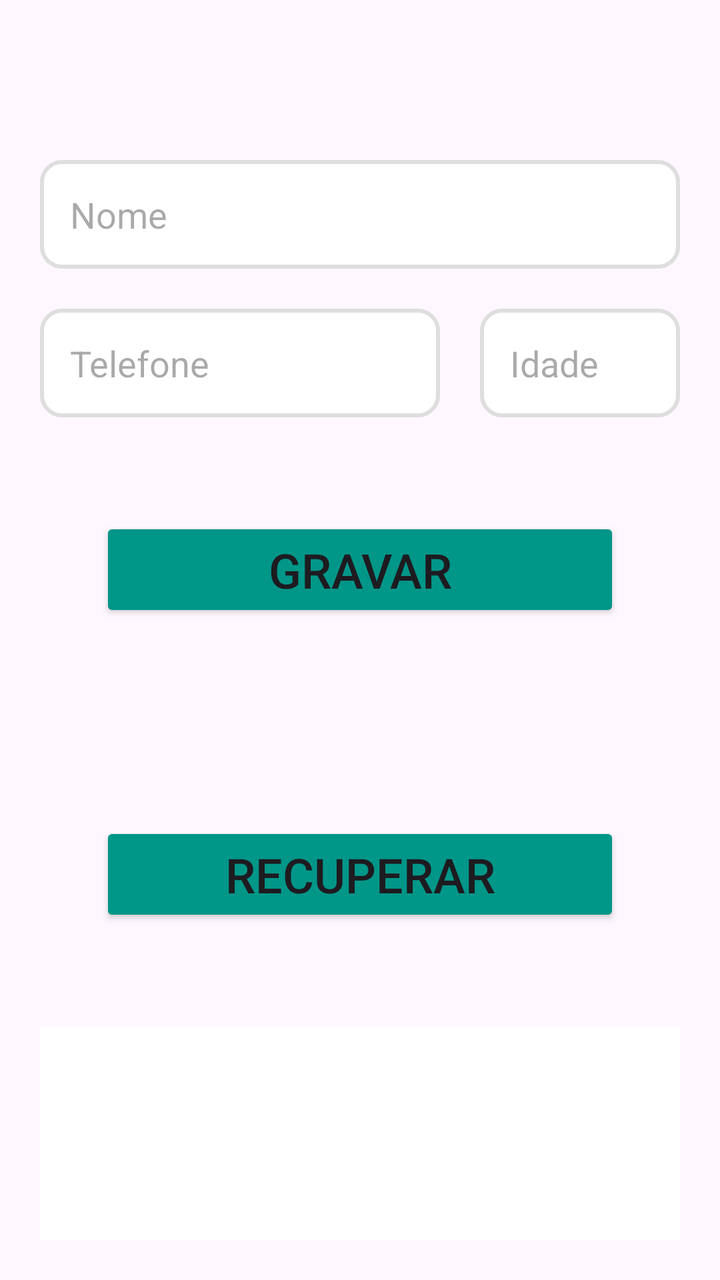
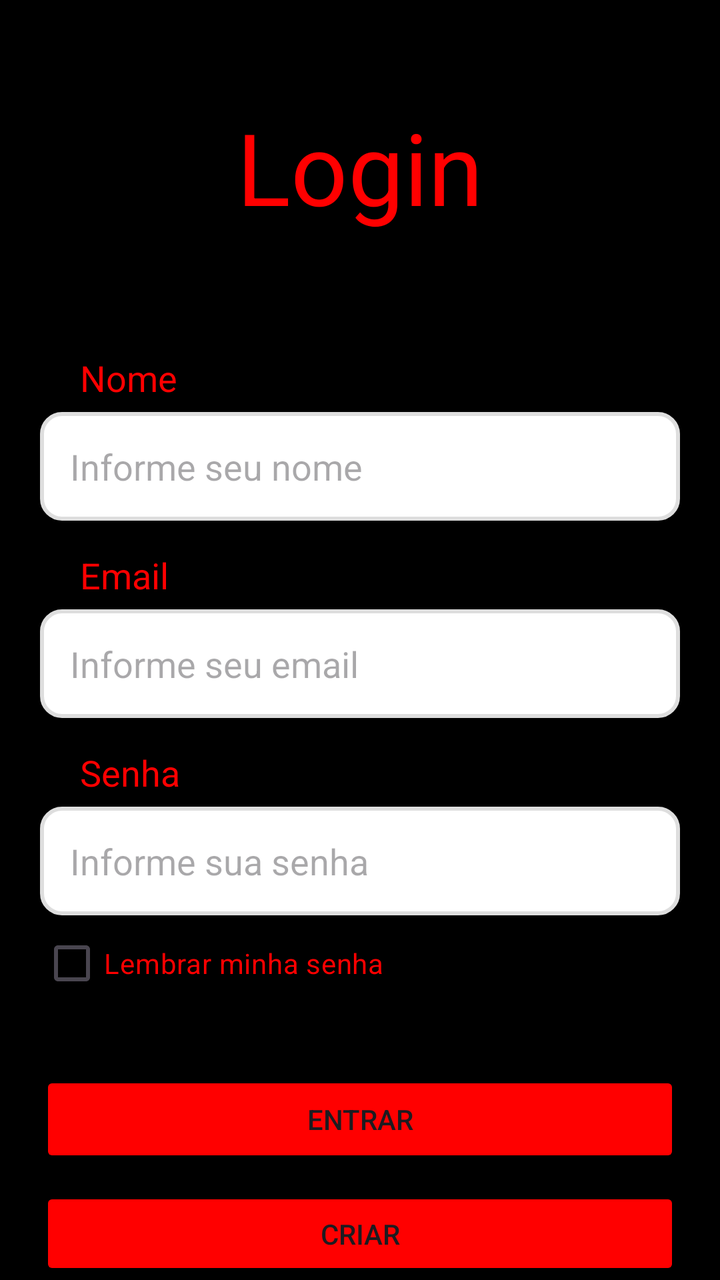

Screens rendered from an Android XML layout before and after an edit, with the pre-edit source and the edit as a unified diff.
<!-- AndroidManifest.xml: application theme Theme.EtimPamILuizQuadrosAppDelivery -->
<!-- res/layout/activity_main.xml -->
<?xml version="1.0" encoding="utf-8"?>
<LinearLayout xmlns:android="http://schemas.android.com/apk/res/android"
    xmlns:app="http://schemas.android.com/apk/res-auto"
    xmlns:tools="http://schemas.android.com/tools"
    android:id="@+id/main"
    android:layout_width="match_parent"
    android:layout_height="match_parent"
    android:orientation="vertical"
    tools:context=".MainActivity">

    <EditText android:id="@+id/edtNome"
        android:layout_marginStart="20dp"
        android:layout_marginEnd="20dp"
        android:layout_width="match_parent"
        android:layout_height="wrap_content"
        android:layout_marginTop="80dp"
        android:background="@drawable/borda"
        android:hint="Nome"
        android:padding="15dp" />

    <LinearLayout
        android:layout_width="match_parent"
        android:layout_height="wrap_content"
        android:orientation="horizontal"
        >

        <EditText android:id="@+id/edtTelefone"
            android:layout_width="200dp"
            android:layout_height="wrap_content"
            android:layout_marginTop="20dp"
            android:background="@drawable/borda"
            android:hint="Telefone"
            android:layout_marginStart="20dp"
            android:padding="15dp" />

        <EditText android:id="@+id/edtIdade"
            android:layout_width="match_parent"
            android:layout_marginEnd="20dp"
            android:layout_height="wrap_content"
            android:layout_marginStart="20dp"
            android:layout_marginTop="20dp"
            android:background="@drawable/borda"
            android:hint="Idade"
            android:padding="15dp" />

    </LinearLayout>
    <Button android:id="@+id/brnGravar"
        android:layout_width="match_parent"
        android:layout_height="wrap_content"
        android:layout_margin="50dp"
        android:textSize="24sp"
        android:text="GRAVAR"
        app:cornerRadius = "5dp"
        android:backgroundTint="#009688"/>

    <Button android:id="@+id/btnApresentar"
        android:layout_width="match_parent"
        android:layout_height="wrap_content"
        android:layout_margin="50dp"
        android:textSize="24sp"
        android:text="RECUPERAR"
        app:cornerRadius = "5dp"
        android:backgroundTint="#009688"/>

    <TextView android:id="@+id/tvInfo"
        android:layout_width="match_parent"
        android:layout_height="match_parent"
        android:background="@color/white"
        android:layout_marginStart="20dp"
        android:layout_marginEnd="20dp"
        android:layout_marginBottom="20dp"
        android:textSize="18sp"/>
</LinearLayout>
<!-- resources referenced by this layout -->
<resources>
  <color name="white">#FFFFFFFF</color>
  <!-- drawable borda (drawable) -->
  <?xml version="1.0" encoding="utf-8"?>
  <shape xmlns:android="http://schemas.android.com/apk/res/android">
      <solid android:color="@color/white" />
      <corners android:radius="10dp" />
      <stroke android:color="@color/grey" android:width="2dp" />
  </shape>
  <style name="Theme.EtimPamILuizQuadrosAppDelivery" parent="Base.Theme.EtimPamILuizQuadrosAppDelivery" />
  <color name="grey">#DEDEDE</color>
  <style name="Base.Theme.EtimPamILuizQuadrosAppDelivery" parent="Theme.Material3.DayNight.NoActionBar">
          
          
      </style>
</resources>

<!-- the commit's change to res/layout/activity_main.xml (unified diff, before → after) -->
@@ -3,71 +3,126 @@
     xmlns:app="http://schemas.android.com/apk/res-auto"
     xmlns:tools="http://schemas.android.com/tools"
     android:id="@+id/main"
+    android:orientation="vertical"
+    android:background="#000000"
     android:layout_width="match_parent"
     android:layout_height="match_parent"
-    android:orientation="vertical"
     tools:context=".MainActivity">
 
-    <EditText android:id="@+id/edtNome"
-        android:layout_marginStart="20dp"
-        android:layout_marginEnd="20dp"
+    <TextView
+        android:layout_width="wrap_content"
+        android:layout_height="wrap_content"
+        android:layout_margin="50dp"
+        android:layout_gravity="center"
+        android:layout_marginStart="40dp"
+        android:text="Login"
+        android:textColor="#FF0000"
+        android:textSize="50sp"
+        app:layout_constraintBottom_toBottomOf="parent"
+        app:layout_constraintEnd_toEndOf="parent"
+        app:layout_constraintStart_toStartOf="parent"
+        app:layout_constraintTop_toTopOf="parent" />
+
+    <TextView
+        android:layout_width="wrap_content"
+        android:layout_height="wrap_content"
+        android:layout_marginStart="40dp"
+        android:textColor="#FF0000"
+        android:layout_marginTop="10dp"
+        android:text="Nome"
+        android:textSize="18sp"
+        app:layout_constraintBottom_toBottomOf="parent"
+        app:layout_constraintEnd_toEndOf="parent"
+        app:layout_constraintStart_toStartOf="parent"
+        app:layout_constraintTop_toTopOf="parent" />
+
+    <EditText
+        android:id="@+id/edtNome"
         android:layout_width="match_parent"
         android:layout_height="wrap_content"
-        android:layout_marginTop="80dp"
         android:background="@drawable/borda"
-        android:hint="Nome"
+        android:layout_marginTop="5dp"
+        android:layout_marginEnd="20dp"
+        android:layout_marginStart="20dp"
+        android:hint="Informe seu nome"
         android:padding="15dp" />
 
-    <LinearLayout
+    <TextView
+        android:layout_width="wrap_content"
+        android:layout_height="wrap_content"
+        android:layout_marginStart="40dp"
+        android:textColor="#FF0000"
+        android:layout_marginTop="15dp"
+        android:text="Email"
+        android:textSize="18sp"
+        app:layout_constraintBottom_toBottomOf="parent"
+        app:layout_constraintEnd_toEndOf="parent"
+        app:layout_constraintStart_toStartOf="parent"
+        app:layout_constraintTop_toTopOf="parent" />
+
+    <EditText
+        android:id="@+id/edtEmail"
         android:layout_width="match_parent"
         android:layout_height="wrap_content"
-        android:orientation="horizontal"
-        >
+        android:background="@drawable/borda"
+        android:layout_marginTop="5dp"
+        android:layout_marginEnd="20dp"
+        android:layout_marginStart="20dp"
+        android:hint="Informe seu email"
+        android:padding="15dp" />
 
-        <EditText android:id="@+id/edtTelefone"
-            android:layout_width="200dp"
-            android:layout_height="wrap_content"
-            android:layout_marginTop="20dp"
-            android:background="@drawable/borda"
-            android:hint="Telefone"
-            android:layout_marginStart="20dp"
-            android:padding="15dp" />
+    <TextView
+        android:layout_width="wrap_content"
+        android:layout_height="wrap_content"
+        android:layout_marginTop="15dp"
+        android:text="Senha"
+        android:layout_marginStart="40dp"
+        android:textColor="#FF0000"
+        android:textSize="18sp"
+        app:layout_constraintBottom_toBottomOf="parent"
+        app:layout_constraintEnd_toEndOf="parent"
+        app:layout_constraintStart_toStartOf="parent"
+        app:layout_constraintTop_toTopOf="parent" />
 
-        <EditText android:id="@+id/edtIdade"
-            android:layout_width="match_parent"
-            android:layout_marginEnd="20dp"
-            android:layout_height="wrap_content"
-            android:layout_marginStart="20dp"
-            android:layout_marginTop="20dp"
-            android:background="@drawable/borda"
-            android:hint="Idade"
-            android:padding="15dp" />
-
-    </LinearLayout>
-    <Button android:id="@+id/brnGravar"
+    <EditText
+        android:id="@+id/edtSenha"
         android:layout_width="match_parent"
         android:layout_height="wrap_content"
-        android:layout_margin="50dp"
-        android:textSize="24sp"
-        android:text="GRAVAR"
-        app:cornerRadius = "5dp"
-        android:backgroundTint="#009688"/>
+        android:background="@drawable/borda"
+        android:layout_marginEnd="20dp"
+        android:layout_marginTop="5dp"
+        android:layout_marginStart="20dp"
+        android:hint="Informe sua senha"
+        android:padding="15dp" />
 
-    <Button android:id="@+id/btnApresentar"
+    <CheckBox
+        android:id="@+id/checkBox"
         android:layout_width="match_parent"
         android:layout_height="wrap_content"
-        android:layout_margin="50dp"
-        android:textSize="24sp"
-        android:text="RECUPERAR"
-        app:cornerRadius = "5dp"
-        android:backgroundTint="#009688"/>
+        android:text="Lembrar minha senha"
+        android:layout_marginStart="20dp"
+        android:textColor="#FF0000"/>
 
-    <TextView android:id="@+id/tvInfo"
+    <Button
+        android:id="@+id/btnEntrar"
         android:layout_width="match_parent"
-        android:layout_height="match_parent"
-        android:background="@color/white"
+        android:layout_height="wrap_content"
+        android:text="Entrar"
+        android:backgroundTint="#FF0000"
+        android:layout_marginTop="30dp"
+        android:layout_marginEnd="20dp"
         android:layout_marginStart="20dp"
+        app:cornerRadius = "10dp"/>
+
+    <Button
+        android:id="@+id/btnCriar"
+        android:layout_width="match_parent"
+        android:layout_height="wrap_content"
+        android:text="Criar"
+        android:backgroundTint="#FF0000"
+        android:layout_marginTop="10dp"
         android:layout_marginEnd="20dp"
-        android:layout_marginBottom="20dp"
-        android:textSize="18sp"/>
+        android:layout_marginStart="20dp"
+        app:cornerRadius = "10dp"/>
+
 </LinearLayout>
<!-- resource entries referenced after the edit -->
@@ -1,6 +1,5 @@
 <!-- resources referenced by this layout -->
 <resources>
-  <color name="white">#FFFFFFFF</color>
   <!-- drawable borda (drawable) -->
   <?xml version="1.0" encoding="utf-8"?>
   <shape xmlns:android="http://schemas.android.com/apk/res/android">
@@ -9,6 +8,7 @@
       <stroke android:color="@color/grey" android:width="2dp" />
   </shape>
   <style name="Theme.EtimPamILuizQuadrosAppDelivery" parent="Base.Theme.EtimPamILuizQuadrosAppDelivery" />
+  <color name="white">#FFFFFFFF</color>
   <color name="grey">#DEDEDE</color>
   <style name="Base.Theme.EtimPamILuizQuadrosAppDelivery" parent="Theme.Material3.DayNight.NoActionBar">
           
